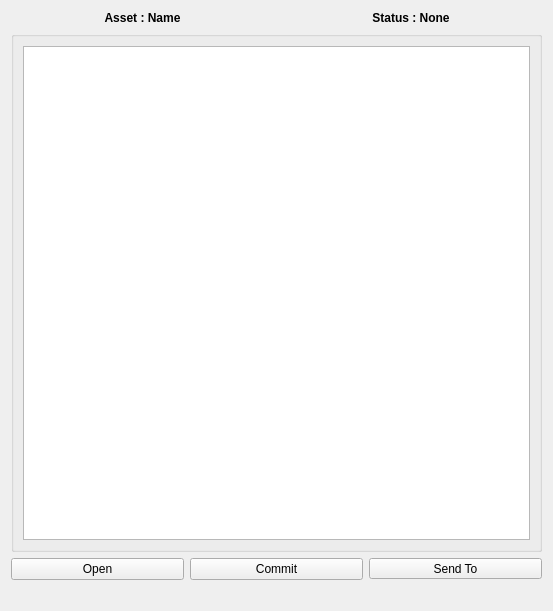
Before: the Qt Designer form ui_files/version_list_new.ui in sanath111/rbhus_clone, drawn with Qt 5.
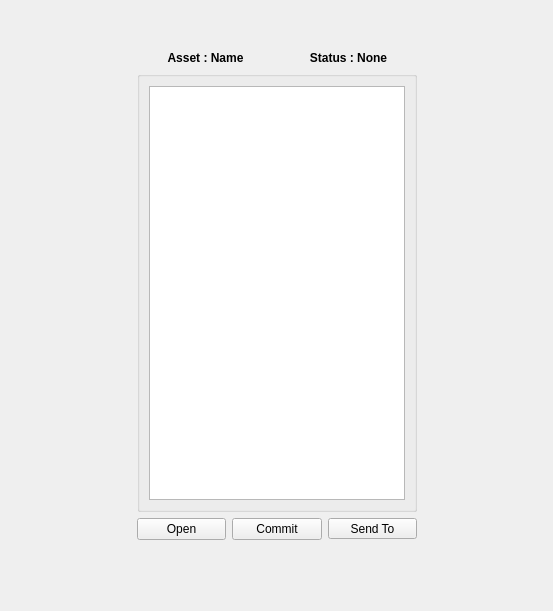
After: the same form once the commit is applied.

```diff
--- a/ui_files/version_list_new.ui
+++ b/ui_files/version_list_new.ui
@@ -14,92 +14,23 @@
    <string>Form</string>
   </property>
   <layout class="QGridLayout" name="gridLayout_2">
-   <item row="4" column="0" colspan="2">
-    <widget class="QLabel" name="messageLabel">
-     <property name="text">
-      <string/>
+   <item row="2" column="3">
+    <spacer name="horizontalSpacer_2">
+     <property name="orientation">
+      <enum>Qt::Horizontal</enum>
      </property>
-     <property name="alignment">
-      <set>Qt::AlignCenter</set>
+     <property name="sizeType">
+      <enum>QSizePolicy::Preferred</enum>
      </property>
-    </widget>
-   </item>
-   <item row="0" column="0">
-    <widget class="QLabel" name="assetName">
-     <property name="font">
-      <font>
-       <weight>75</weight>
-       <bold>true</bold>
-      </font>
+     <property name="sizeHint" stdset="0">
+      <size>
+       <width>40</width>
+       <height>20</height>
+      </size>
      </property>
-     <property name="text">
-      <string>Asset : Name</string>
-     </property>
-     <property name="alignment">
-      <set>Qt::AlignCenter</set>
-     </property>
-    </widget>
+    </spacer>
    </item>
-   <item row="0" column="1">
-    <widget class="QLabel" name="projStatus">
-     <property name="font">
-      <font>
-       <weight>75</weight>
-       <bold>true</bold>
-      </font>
-     </property>
-     <property name="text">
-      <string>Status : None</string>
-     </property>
-     <property name="alignment">
-      <set>Qt::AlignCenter</set>
-     </property>
-    </widget>
-   </item>
-   <item row="3" column="0" colspan="2">
-    <layout class="QHBoxLayout" name="horizontalLayout">
-     <item>
-      <widget class="QPushButton" name="openButt">
-       <property name="focusPolicy">
-        <enum>Qt::NoFocus</enum>
-       </property>
-       <property name="text">
-        <string>Open</string>
-       </property>
-      </widget>
-     </item>
-     <item>
-      <widget class="QPushButton" name="commitButt">
-       <property name="focusPolicy">
-        <enum>Qt::NoFocus</enum>
-       </property>
-       <property name="text">
-        <string>Commit</string>
-       </property>
-      </widget>
-     </item>
-     <item>
-      <widget class="QToolButton" name="pushButt">
-       <property name="sizePolicy">
-        <sizepolicy hsizetype="Minimum" vsizetype="Fixed">
-         <horstretch>0</horstretch>
-         <verstretch>0</verstretch>
-        </sizepolicy>
-       </property>
-       <property name="text">
-        <string>Send To</string>
-       </property>
-       <property name="popupMode">
-        <enum>QToolButton::InstantPopup</enum>
-       </property>
-       <property name="arrowType">
-        <enum>Qt::NoArrow</enum>
-       </property>
-      </widget>
-     </item>
-    </layout>
-   </item>
-   <item row="1" column="0" colspan="2">
+   <item row="2" column="1" colspan="2">
     <widget class="QGroupBox" name="versionsGroupBox">
      <property name="title">
       <string/>
@@ -160,6 +91,139 @@
      </layout>
     </widget>
    </item>
+   <item row="1" column="2">
+    <widget class="QLabel" name="projStatus">
+     <property name="font">
+      <font>
+       <weight>75</weight>
+       <bold>true</bold>
+      </font>
+     </property>
+     <property name="text">
+      <string>Status : None</string>
+     </property>
+     <property name="alignment">
+      <set>Qt::AlignCenter</set>
+     </property>
+    </widget>
+   </item>
+   <item row="4" column="1" colspan="2">
+    <layout class="QHBoxLayout" name="horizontalLayout">
+     <item>
+      <widget class="QPushButton" name="openButt">
+       <property name="focusPolicy">
+        <enum>Qt::NoFocus</enum>
+       </property>
+       <property name="text">
+        <string>Open</string>
+       </property>
+      </widget>
+     </item>
+     <item>
+      <widget class="QPushButton" name="commitButt">
+       <property name="focusPolicy">
+        <enum>Qt::NoFocus</enum>
+       </property>
+       <property name="text">
+        <string>Commit</string>
+       </property>
+      </widget>
+     </item>
+     <item>
+      <widget class="QToolButton" name="pushButt">
+       <property name="sizePolicy">
+        <sizepolicy hsizetype="Minimum" vsizetype="Fixed">
+         <horstretch>0</horstretch>
+         <verstretch>0</verstretch>
+        </sizepolicy>
+       </property>
+       <property name="text">
+        <string>Send To</string>
+       </property>
+       <property name="popupMode">
+        <enum>QToolButton::InstantPopup</enum>
+       </property>
+       <property name="arrowType">
+        <enum>Qt::NoArrow</enum>
+       </property>
+      </widget>
+     </item>
+    </layout>
+   </item>
+   <item row="1" column="1">
+    <widget class="QLabel" name="assetName">
+     <property name="font">
+      <font>
+       <weight>75</weight>
+       <bold>true</bold>
+      </font>
+     </property>
+     <property name="text">
+      <string>Asset : Name</string>
+     </property>
+     <property name="alignment">
+      <set>Qt::AlignCenter</set>
+     </property>
+    </widget>
+   </item>
+   <item row="2" column="0">
+    <spacer name="horizontalSpacer">
+     <property name="orientation">
+      <enum>Qt::Horizontal</enum>
+     </property>
+     <property name="sizeType">
+      <enum>QSizePolicy::Preferred</enum>
+     </property>
+     <property name="sizeHint" stdset="0">
+      <size>
+       <width>40</width>
+       <height>20</height>
+      </size>
+     </property>
+    </spacer>
+   </item>
+   <item row="5" column="1" colspan="2">
+    <widget class="QLabel" name="messageLabel">
+     <property name="text">
+      <string/>
+     </property>
+     <property name="alignment">
+      <set>Qt::AlignCenter</set>
+     </property>
+    </widget>
+   </item>
+   <item row="6" column="0" colspan="4">
+    <spacer name="verticalSpacer">
+     <property name="orientation">
+      <enum>Qt::Vertical</enum>
+     </property>
+     <property name="sizeType">
+      <enum>QSizePolicy::Preferred</enum>
+     </property>
+     <property name="sizeHint" stdset="0">
+      <size>
+       <width>20</width>
+       <height>40</height>
+      </size>
+     </property>
+    </spacer>
+   </item>
+   <item row="0" column="0" colspan="4">
+    <spacer name="verticalSpacer_2">
+     <property name="orientation">
+      <enum>Qt::Vertical</enum>
+     </property>
+     <property name="sizeType">
+      <enum>QSizePolicy::Preferred</enum>
+     </property>
+     <property name="sizeHint" stdset="0">
+      <size>
+       <width>20</width>
+       <height>40</height>
+      </size>
+     </property>
+    </spacer>
+   </item>
   </layout>
  </widget>
  <resources/>
```
